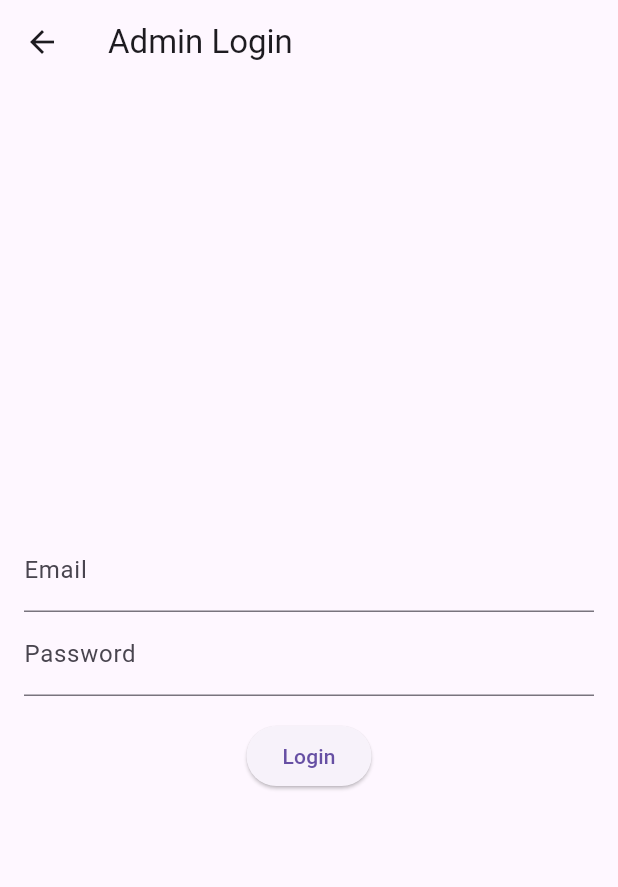
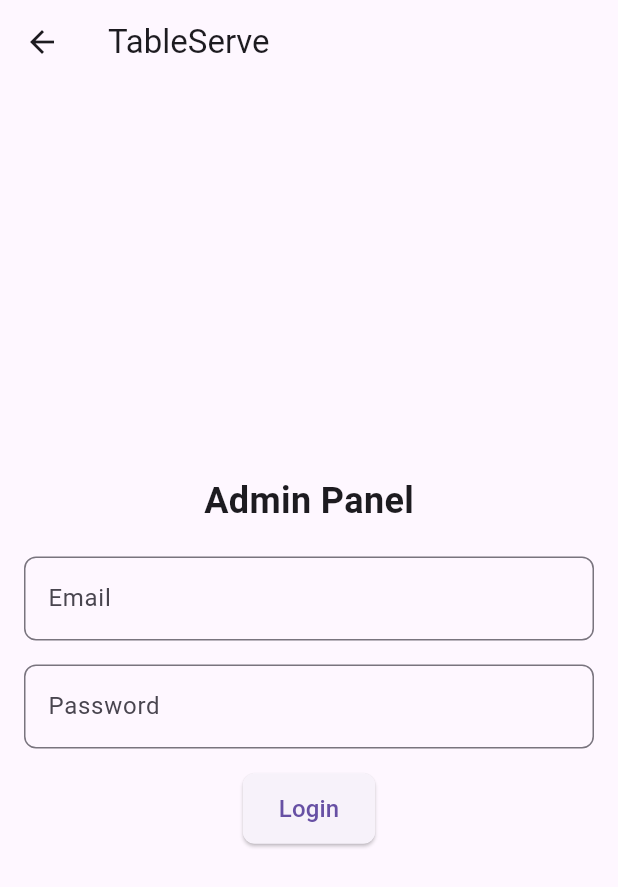
Before and after one commit to Famanias/soft-eng, a Flutter app: the LoginScreen screen opened by its route, on a phone screen of 412 x 824 dp. Shown: the top 887 px of the screen. Run offline on Flutter 3.47's test engine with Material 3 defaults, Android fonts, the phone set to English and light mode, and no system bars; our stand-ins replace awesome_notifications, cloud_firestore, firebase_auth, firebase_core, firebase_messaging, flutter_dotenv and 3 more; missing offline and left inert: qr_code_scanner; accounts and stored records are empty.

```diff
--- a/flutter_application_1/lib/screens/login/login.dart
+++ b/flutter_application_1/lib/screens/login/login.dart
@@ -3,10 +3,10 @@ import 'package:firebase_auth/firebase_auth.dart';
 
 class LoginScreen extends StatefulWidget {
   @override
-  _LoginScreenState createState() => _LoginScreenState();
+  LoginScreenState createState() => LoginScreenState();
 }
 
-class _LoginScreenState extends State<LoginScreen> {
+class LoginScreenState extends State<LoginScreen> {
   final TextEditingController _emailController = TextEditingController();
   final TextEditingController _passwordController = TextEditingController();
   final FirebaseAuth _auth = FirebaseAuth.instance;
@@ -24,7 +24,6 @@ class _LoginScreenState extends State<LoginScreen> {
       }
     } catch (e) {
       ScaffoldMessenger.of(context).showSnackBar(
-        // SnackBar(content: Text("Error: ${e.toString()}")),
         SnackBar(content: Text("Invalid email or password")),
       );
     }
@@ -43,28 +42,58 @@ class _LoginScreenState extends State<LoginScreen> {
   @override
   Widget build(BuildContext context) {
     return Scaffold(
-      appBar: AppBar(title: Text("Admin Login")),
-      body: Padding(
+      appBar: AppBar(title: Text("TableServe")),
+      body: Center(
+        child: SingleChildScrollView(
           padding: const EdgeInsets.all(16.0),
           child: Column(
             mainAxisAlignment: MainAxisAlignment.center,
             children: [
+              Text(
+                "Admin Panel",
+                style: TextStyle(
+                  fontSize: 24,
+                  fontWeight: FontWeight.bold,
+                ),
+              ),
+              const SizedBox(height: 20),
               TextField(
                 controller: _emailController,
-              decoration: InputDecoration(labelText: "Email"),
+                decoration: InputDecoration(
+                  labelText: "Email",
+                  border: OutlineInputBorder(
+                    borderRadius: BorderRadius.circular(8.0),
+                  ),
+                ),
                 keyboardType: TextInputType.emailAddress,
               ),
+              const SizedBox(height: 16),
               TextField(
                 controller: _passwordController,
-              decoration: InputDecoration(labelText: "Password"),
+                decoration: InputDecoration(
+                  labelText: "Password",
+                  border: OutlineInputBorder(
+                    borderRadius: BorderRadius.circular(8.0),
+                  ),
+                ),
                 obscureText: true,
               ),
-            SizedBox(height: 16),
+              const SizedBox(height: 16),
               ElevatedButton(
                 onPressed: _login,
-              child: Text("Login"),
+                style: ElevatedButton.styleFrom(
+                  padding: const EdgeInsets.symmetric(vertical: 12, horizontal: 24),
+                  shape: RoundedRectangleBorder(
+                    borderRadius: BorderRadius.circular(8.0),
+                  ),
+                ),
+                child: Text(
+                  "Login",
+                  style: TextStyle(fontSize: 16),
+                ),
               ),
             ],
+          ),
         ),
       ),
     );
--- a/flutter_application_1/lib/screens/qr_code/qr_code_screen.dart
+++ b/flutter_application_1/lib/screens/qr_code/qr_code_screen.dart
@@ -206,6 +206,8 @@ class ScanScreenState extends State<ScanScreen> {
       setState(() {
         isScanning = true;
       });
+       // Turn off the camera
+          _toggleCamera();
 
       try {
         // Get tableId from scanned QR code
--- a/flutter_application_1/pubspec.yaml
+++ b/flutter_application_1/pubspec.yaml
@@ -47,6 +47,7 @@ dependencies:
   firebase_remote_config: ^5.1.5
   flutter_local_notifications: ^18.0.1
   awesome_notifications: ^0.10.0
+  syncfusion_flutter_charts: ^20.2.47
 
 
 
@@ -81,6 +82,7 @@ flutter:
   assets:
     - images/bg.png
     - images/line.png
+    - images/logo.png
     - assets/.env
 
   # An image asset can refer to one or more resolution-specific "variants", see
```
Also changed, not shown: flutter_application_1/lib/screens/admin_panel/admin_panel_screen.dart (+145 -15 lines), flutter_application_1/pubspec.lock. Lines whose indentation alone changed are shown as unchanged.
